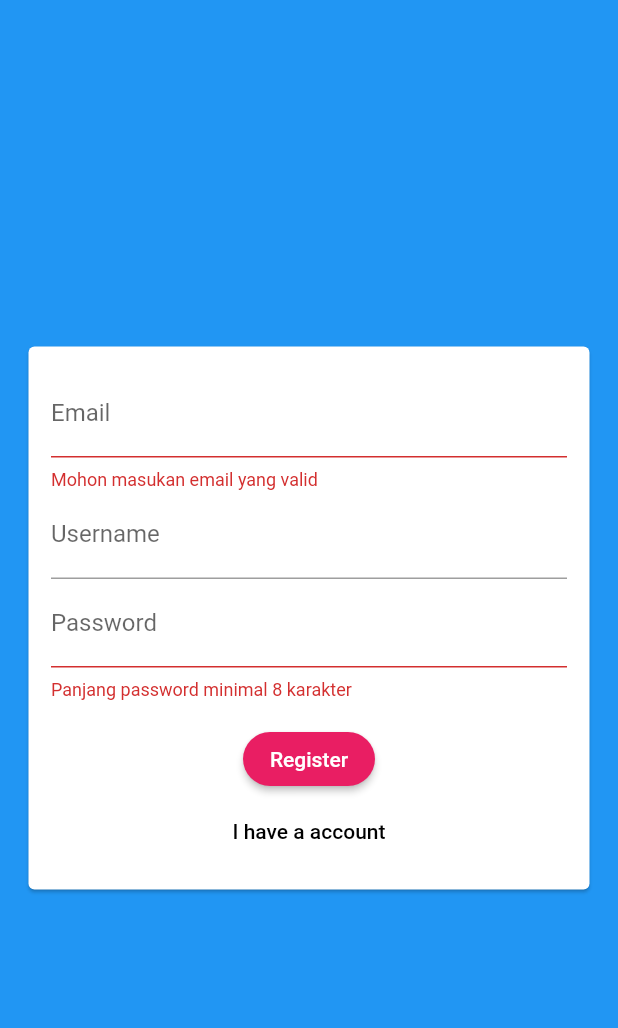
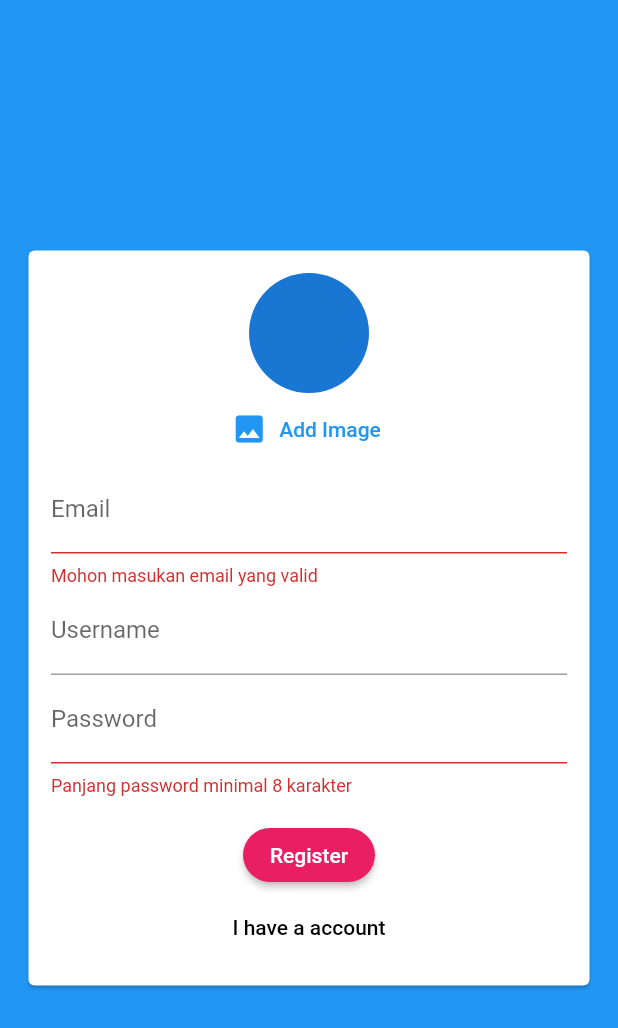
Before and after one commit to lemanfoetra/FLUTTER_simple_chat, a Flutter app: the screen it shows after launch, after a tap on "Login", after a tap on "Create a new account", on a phone screen of 412 x 824 dp. Shown: the top 1028 px of the screen. Run offline on Flutter 3.47's test engine with Material 2 defaults, Android fonts, the phone set to English and light mode, and no system bars; our stand-ins replace cloud_firestore, firebase_auth, image_picker; accounts and stored records are empty.

Commit message:
Adding Image Picker

```diff
--- a/lib/widgets/auth/auth_form.dart
+++ b/lib/widgets/auth/auth_form.dart
@@ -1,4 +1,5 @@
 import 'package:flutter/material.dart';
+import 'package:simple_chat/widgets/pickers/user_image_picker.dart';
 
 class AuthForm extends StatefulWidget {
   final bool isLoading;
@@ -51,6 +52,7 @@ class _AuthFormState extends State<AuthForm> {
             child: Column(
               mainAxisSize: MainAxisSize.min,
               children: <Widget>[
+                if (!_isLogin) UserImagePicker(),
                 TextFormField(
                   key: ValueKey('email'),
                   keyboardType: TextInputType.emailAddress,
--- /dev/null
+++ b/lib/widgets/pickers/user_image_picker.dart
@@ -0,0 +1,40 @@
+import 'package:flutter/material.dart';
+import 'package:image_picker/image_picker.dart';
+import 'dart:io';
+
+class UserImagePicker extends StatefulWidget {
+  @override
+  _UserImagePickerState createState() => _UserImagePickerState();
+}
+
+class _UserImagePickerState extends State<UserImagePicker> {
+  File _image;
+  final _picker = ImagePicker();
+
+  Future<void> _pickImage() async {
+    final _pickedFile = await _picker.getImage(source: ImageSource.gallery);
+    setState(() {
+      _image = File(_pickedFile.path);
+    });
+  }
+
+  @override
+  Widget build(BuildContext context) {
+    return Container(
+      child: Column(
+        children: <Widget>[
+          CircleAvatar(
+            radius: 40,
+            backgroundImage: _image != null ? FileImage(_image) : null,
+          ),
+          FlatButton.icon(
+            textColor: Theme.of(context).primaryColor,
+            label: Text('Add Image'),
+            icon: Icon(Icons.image),
+            onPressed: _pickImage,
+          ),
+        ],
+      ),
+    );
+  }
+}
--- a/pubspec.yaml
+++ b/pubspec.yaml
@@ -29,7 +29,7 @@ dev_dependencies:
     sdk: flutter
   cloud_firestore: ^0.13.5
   firebase_auth: ^0.16.1
-
+  image_picker: ^0.6.7+22
 
 # For information on the generic Dart part of this file, see the
 # following page: https://dart.dev/tools/pub/pubspec
```
Also changed, not shown: pubspec.lock, 1 other file.
